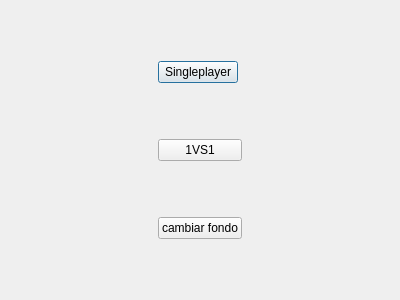
Old version of the form menu_principal.ui in the repository Sunimik1975/ihm_4connect.
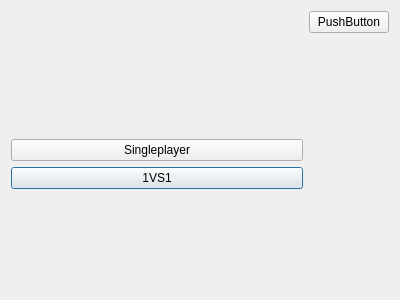
New version of the form.

Diff of the .ui file:
```diff
--- a/menu_principal.ui
+++ b/menu_principal.ui
@@ -13,31 +13,82 @@
   <property name="windowTitle">
    <string>Dialog</string>
   </property>
-  <layout class="QGridLayout" name="gridLayout">
-   <item row="0" column="0">
-    <widget class="QPushButton" name="Singleplayer_button">
-     <property name="sizePolicy">
-      <sizepolicy hsizetype="Maximum" vsizetype="Maximum">
-       <horstretch>0</horstretch>
-       <verstretch>0</verstretch>
-      </sizepolicy>
+  <layout class="QGridLayout" name="gridLayout_2">
+   <item row="2" column="0">
+    <spacer name="verticalSpacer_2">
+     <property name="orientation">
+      <enum>Qt::Orientation::Vertical</enum>
      </property>
-     <property name="text">
-      <string>Singleplayer</string>
+     <property name="sizeHint" stdset="0">
+      <size>
+       <width>20</width>
+       <height>40</height>
+      </size>
      </property>
-    </widget>
+    </spacer>
    </item>
-   <item row="1" column="0">
+   <item row="4" column="0">
     <widget class="QPushButton" name="multiplayer_button">
+     <property name="sizePolicy">
+      <sizepolicy hsizetype="Minimum" vsizetype="Minimum">
+       <horstretch>0</horstretch>
+       <verstretch>0</verstretch>
+      </sizepolicy>
+     </property>
      <property name="text">
       <string>1VS1</string>
      </property>
     </widget>
    </item>
-   <item row="2" column="0">
-    <widget class="QPushButton" name="fondo">
+   <item row="1" column="0">
+    <spacer name="horizontalSpacer">
+     <property name="orientation">
+      <enum>Qt::Orientation::Horizontal</enum>
+     </property>
+     <property name="sizeHint" stdset="0">
+      <size>
+       <width>40</width>
+       <height>20</height>
+      </size>
+     </property>
+    </spacer>
+   </item>
+   <item row="5" column="0">
+    <spacer name="verticalSpacer">
+     <property name="orientation">
+      <enum>Qt::Orientation::Vertical</enum>
+     </property>
+     <property name="sizeHint" stdset="0">
+      <size>
+       <width>20</width>
+       <height>40</height>
+      </size>
+     </property>
+    </spacer>
+   </item>
+   <item row="3" column="0">
+    <widget class="QPushButton" name="Singleplayer_button">
+     <property name="sizePolicy">
+      <sizepolicy hsizetype="Minimum" vsizetype="Minimum">
+       <horstretch>0</horstretch>
+       <verstretch>0</verstretch>
+      </sizepolicy>
+     </property>
      <property name="text">
-      <string>cambiar fondo</string>
+      <string>Singleplayer</string>
+     </property>
+    </widget>
+   </item>
+   <item row="1" column="1">
+    <widget class="QPushButton" name="fondo_oscuro">
+     <property name="sizePolicy">
+      <sizepolicy hsizetype="Fixed" vsizetype="Fixed">
+       <horstretch>0</horstretch>
+       <verstretch>0</verstretch>
+      </sizepolicy>
+     </property>
+     <property name="text">
+      <string>PushButton</string>
      </property>
     </widget>
    </item>
```
